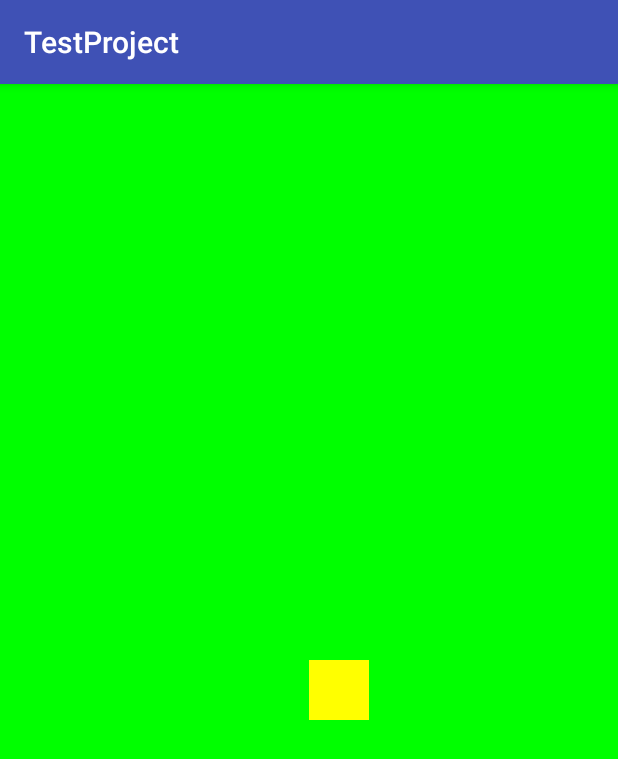
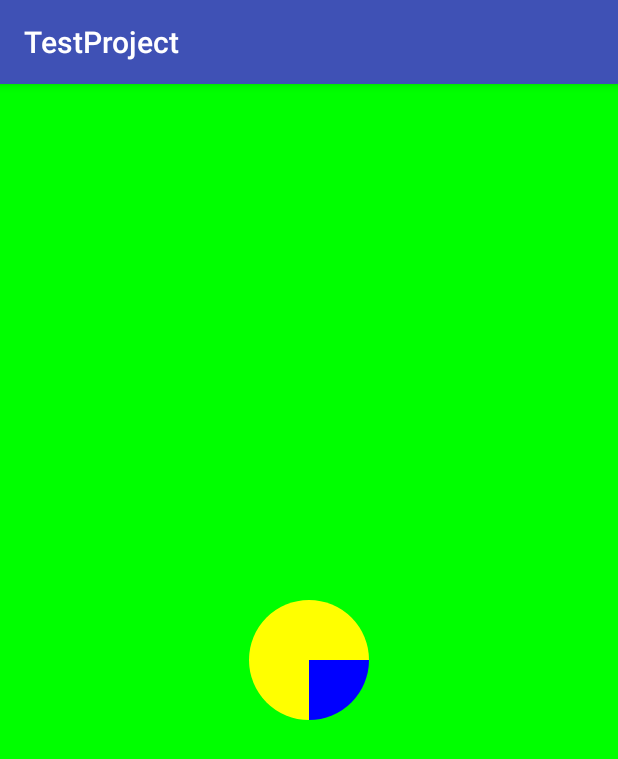
Before and after one commit to carlwang100/TestProject, an Android app: the XfermodeActivity screen opened directly, with no data from a screen before it, on a phone screen of 412 x 824 dp. Shown: the top 759 px of the screen. Run offline under Robolectric (Android 15) with nearby library versions, the phone set to English and light mode, and no system bars.

Commit message:
添加圆角图片

```diff
--- a/app/src/main/AndroidManifest.xml
+++ b/app/src/main/AndroidManifest.xml
@@ -21,6 +21,7 @@
         <activity android:name=".activity.WaterImgActivity"/>
         <activity android:name=".PathViewActivity"/>
         <activity android:name=".activity.XfermodeActivity"/>
+        <activity android:name="widget.RoundImageActivity" />
     </application>
 
 </manifest>
--- a/app/src/main/java/com/example/wangchao/testproject/MainActivity.java
+++ b/app/src/main/java/com/example/wangchao/testproject/MainActivity.java
@@ -16,6 +16,7 @@ import com.example.wangchao.testproject.activity.XfermodeActivity;
 import java.text.DecimalFormat;
 
 import okhttp.OkhttpActivity;
+import widget.RoundImageActivity;
 
 public class MainActivity extends BaseActivity {
 
@@ -44,6 +45,7 @@ public class MainActivity extends BaseActivity {
         findViewById(R.id.waterimg).setOnClickListener(this);
         findViewById(R.id.path_btn).setOnClickListener(this);
         findViewById(R.id.xfo__btn).setOnClickListener(this);
+        findViewById(R.id.round_img_btn).setOnClickListener(this);
     }
 
     @Override
@@ -64,6 +66,9 @@ public class MainActivity extends BaseActivity {
             case R.id.xfo__btn:
                 XfermodeActivity.startActivity(this);
                 break;
+            case R.id.round_img_btn:
+                RoundImageActivity.startActivity(this);
+                break;
         }
     }
 }
--- a/app/src/main/java/widget/XfermodeView.java
+++ b/app/src/main/java/widget/XfermodeView.java
@@ -1,6 +1,7 @@
 package widget;
 
 import android.content.Context;
+import android.graphics.Bitmap;
 import android.graphics.Canvas;
 import android.graphics.Color;
 import android.graphics.Paint;
@@ -44,7 +45,28 @@ public class XfermodeView extends View {
         mRecPaint.setColor(Color.BLUE);
         mRecPaint.setStyle(Paint.Style.FILL);
 
+
     }
+
+    Bitmap makeSrc() {
+        Bitmap bm = Bitmap.createBitmap(getWidth(), getHeight(), Bitmap.Config.ARGB_8888);
+        Canvas c = new Canvas(bm);
+        Paint p = new Paint(Paint.ANTI_ALIAS_FLAG);
+        p.setColor(0xFFFFCC44);
+
+        c.drawCircle(getWidth() / 2, getHeight() / 2, mRadius, p);
+        return bm;
+    }
+
+    Bitmap makeDst() {
+        Bitmap bm = Bitmap.createBitmap(getWidth(), getHeight(), Bitmap.Config.ARGB_8888);
+        Canvas c = new Canvas(bm);
+        Paint p = new Paint(Paint.ANTI_ALIAS_FLAG);
+        p.setColor(0xFF66AAFF);
+        c.drawRect(mCenterX, mCenterY, (float) (mCenterX + mRadius * 1.5), (float) (mCenterY + mRadius * 1.5), paint);
+        return bm;
+    }
+
 
     @Override
     protected void onMeasure(int widthMeasureSpec, int heightMeasureSpec) {
@@ -58,8 +80,11 @@ public class XfermodeView extends View {
     @Override
     protected void onSizeChanged(int w, int h, int oldw, int oldh) {
         super.onSizeChanged(w, h, oldw, oldh);
-        mDestRect = new RectF(mCenterX - mRadius, mCenterY - mRadius, mCenterX + mRadius, mCenterY + mRadius);
-        mSrcRect = new RectF(mCenterX , mCenterY, mCenterX + mRadius, mCenterY + mRadius);
+//        mDestRect = new RectF(mCenterX - mRadius, mCenterY - mRadius, mCenterX + mRadius, mCenterY + mRadius);
+//        mSrcRect = new RectF(mCenterX , mCenterY, mCenterX + mRadius, mCenterY + mRadius);
+
+        makeSrc();
+        makeDst();
     }
 
     @Override
@@ -67,11 +92,12 @@ public class XfermodeView extends View {
         super.onDraw(canvas);
         canvas.drawColor(Color.GREEN);
         int layerId = canvas.saveLayer(0, 0, canvas.getWidth(), canvas.getHeight(), null, Canvas.ALL_SAVE_FLAG);
-        canvas.drawRect(mCenterX, mCenterY, mCenterX + mRadius, mCenterY + mRadius, mRecPaint);
-        mRecPaint.setColor(Color.YELLOW);
-        mRecPaint.setXfermode(xfermode);
-        canvas.drawCircle(mCenterX, mCenterY, mRadius, mRecPaint);
-        mRecPaint.setXfermode(null);
+        paint.setColor(Color.YELLOW);
+        canvas.drawCircle(mCenterX, mCenterY, mRadius, paint);
+        paint.setXfermode(xfermode);
+        paint.setColor(Color.BLUE);
+        canvas.drawRect(mCenterX, mCenterY, (float) (mCenterX + mRadius * 1.5), (float) (mCenterY + mRadius * 1.5), paint);
+        paint.setXfermode(null);
         canvas.restoreToCount(layerId);
     }
 }
--- a/app/src/main/res/values/dimens.xml
+++ b/app/src/main/res/values/dimens.xml
@@ -19,4 +19,8 @@
     <dimen name="attendance_sub_item_height">20dp</dimen>
     <dimen name="attendance_item_height">80dp</dimen>
     <dimen name="dimen_13_dp">13dp</dimen>
+
+    <dimen name="round_image_width">250dp</dimen>
+    <dimen name="round_image_height">135dp</dimen>
+    <dimen name="radius">5dp</dimen>
 </resources>
```
Also changed, not shown: app/src/main/java/widget/RoundImageActivity.java (added, +83 -0 lines), app/src/main/res/layout/activity_main.xml (+7 -0 lines), app/src/main/res/layout/round_image_layout.xml (added, +32 -0 lines), app/src/main/res/mipmap-xxhdpi/item_topics_listview_bcg_more.png (added).
